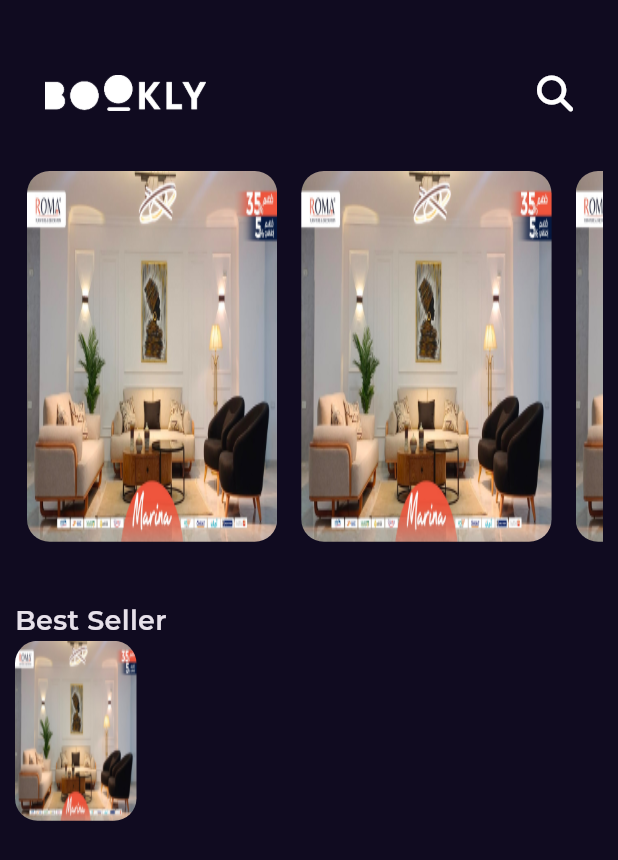
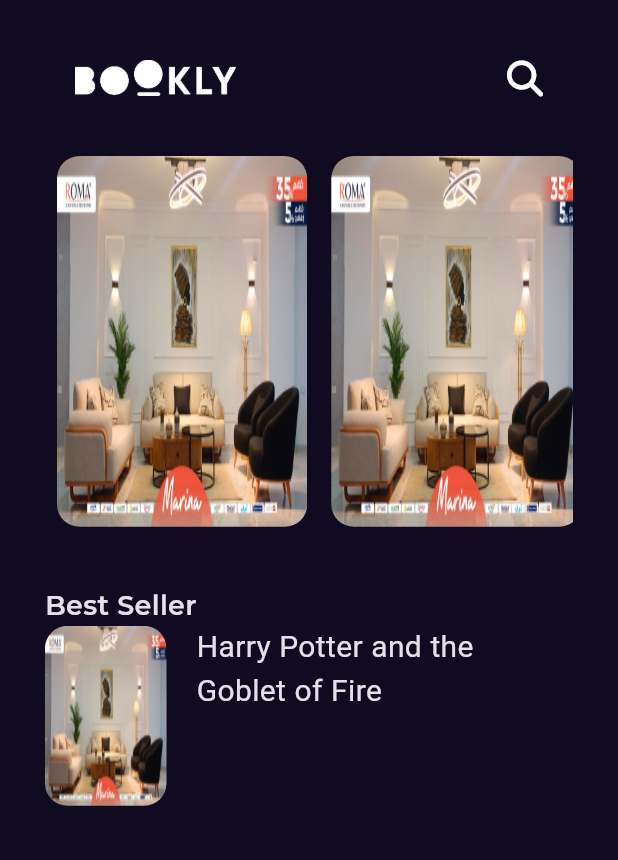
Before and after one commit to ahmedabdelhaliem/Bookly, a Flutter app: the screen it shows after launch, on a phone screen of 412 x 824 dp. Shown: the top 860 px of the screen. Run offline on Flutter 3.47's test engine with Material 3 defaults, Android fonts, the phone set to English and light mode, and no system bars; our stand-ins replace font_awesome_flutter, get, google_fonts.

Commit message:
Bes Seller List View Item part 2

```diff
--- a/lib/features/home/presentation/views/widgets/best_seller_list_view-item.dart
+++ b/lib/features/home/presentation/views/widgets/best_seller_list_view-item.dart
@@ -1,5 +1,8 @@
 import 'package:bookly_mvvm/core/utils/assetsdata.dart';
+import 'package:bookly_mvvm/core/utils/styles.dart';
+import 'package:flutter/cupertino.dart';
 import 'package:flutter/material.dart';
+import 'package:flutter/widgets.dart';
 
 class BestSellerListViewItem extends StatelessWidget {
   const BestSellerListViewItem({super.key});
@@ -19,6 +22,22 @@
                   image: DecorationImage(
                       image: AssetImage(AssetData.test), fit: BoxFit.fill)),
             ),
+          ),
+          Padding(
+            padding: const EdgeInsets.only(left: 20),
+            child: Column(
+              children: [
+                SizedBox(
+                  width: MediaQuery.of(context).size.width * .5,
+                  child: Text(
+                    'Harry Potter and the Goblet of Fire',
+                    style: Styles.textStyle20,
+                    overflow: TextOverflow.ellipsis,
+                    maxLines: 2,
+                  ),
+                )
+              ],
+            ),
           )
         ],
       ),
--- a/lib/features/home/presentation/views/widgets/home_view-body.dart
+++ b/lib/features/home/presentation/views/widgets/home_view-body.dart
@@ -11,7 +11,9 @@
   Widget build(BuildContext context) {
     return const Scaffold(
       body: Padding(
-        padding: EdgeInsets.symmetric(horizontal: 10, vertical: 10),
+        padding: EdgeInsets.symmetric(
+          horizontal: 30,
+        ),
         child: Column(
           crossAxisAlignment: CrossAxisAlignment.start,
           children: [
--- a/lib/main.dart
+++ b/lib/main.dart
@@ -19,7 +19,11 @@
           scaffoldBackgroundColor: kPrimary,
           textTheme:
               GoogleFonts.montserratTextTheme(ThemeData.dark().textTheme)),
-      home: const SplashView(),
+      getPages: [
+        GetPage(name: '/splash', page: () => const SplashView()),
+        // يمكنك تحديد المزيد من الشاشات هنا بنفس الطريقة
+      ],
+      initialRoute: '/splash',
     );
   }
 }
```
